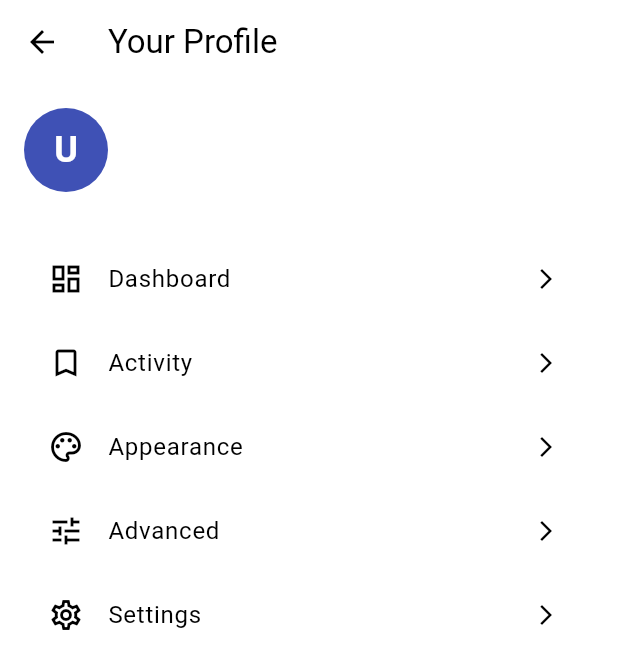
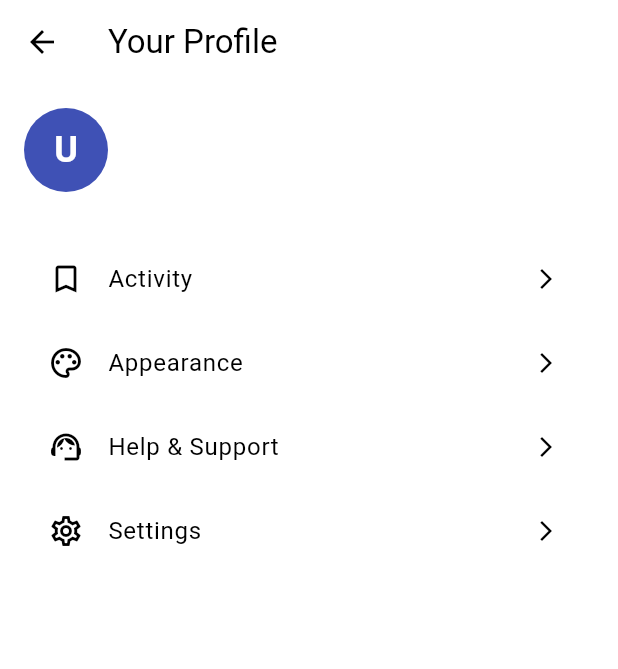
Before and after one commit to SurajChaurasia84/Gyanika, a Flutter app: the YourProfileScreen screen opened directly, on a phone screen of 412 x 824 dp. Shown: the top 669 px of the screen. Run offline on Flutter 3.47's test engine with Material 3 defaults, Android fonts, the phone set to English and light mode, and no system bars; our stand-ins replace cloud_firestore, firebase_auth, firebase_core, hive, hive_flutter, iconsax; accounts and stored records are empty; generated files the repository leaves out were written again.

```diff
--- a/lib/screens/your_profile_screen.dart
+++ b/lib/screens/your_profile_screen.dart
@@ -3,9 +3,8 @@ import 'package:firebase_auth/firebase_auth.dart';
 import 'package:cloud_firestore/cloud_firestore.dart';
 
 import 'appearance_screen.dart';
-import 'my_dashboard.dart';
 import 'activity_screen.dart';
-import 'advanced_screen.dart';
+import 'help_&_support.dart';
 import 'settings_screen.dart';
 import 'my_profile.dart';
 
@@ -92,13 +91,6 @@ class YourProfileScreen extends StatelessWidget {
 
               _navTile(
                 context,
-                icon: Icons.dashboard_outlined,
-                title: 'Dashboard',
-                screen: const MyDashboardScreen(),
-              ),
-
-              _navTile(
-                context,
                 icon: Icons.bookmark_border,
                 title: 'Activity',
                 screen: const ActivityScreen(),
@@ -113,9 +105,9 @@ class YourProfileScreen extends StatelessWidget {
 
               _navTile(
                 context,
-                icon: Icons.tune,
-                title: 'Advanced',
-                screen: const AdvancedScreen(),
+                icon: Icons.support_agent_outlined,
+                title: 'Help & Support',
+                screen: const HelpSupportFeedbackScreen(),
               ),
 
               _navTile(
```
